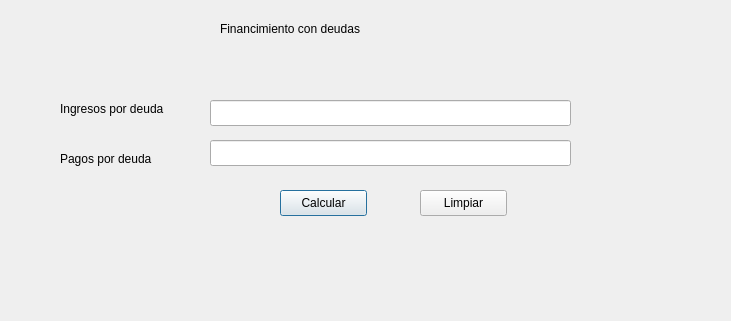
luisAlcides/finanzas2, file view/ui/financiamentoConDeuda.ui: the form before one commit.
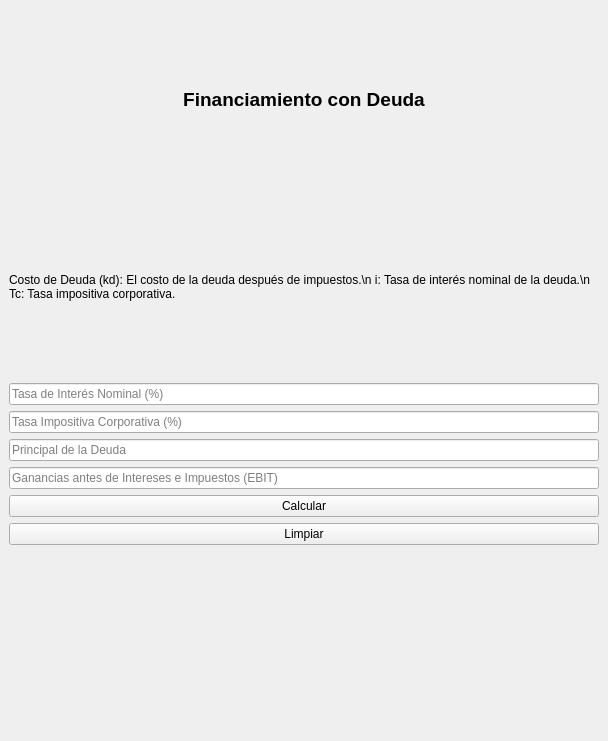
The form after the commit.

Commit message: Financiamiento con acciones comunes

```diff
--- a/view/ui/financiamentoConDeuda.ui
+++ b/view/ui/financiamentoConDeuda.ui
@@ -1,7 +1,7 @@
 <?xml version="1.0" encoding="UTF-8"?>
 <ui version="4.0">
- <class>Dialog</class>
- <widget class="QDialog" name="Dialog">
+ <class>MainWindow</class>
+ <widget class="QMainWindow" name="MainWindow">
   <property name="windowModality">
    <enum>Qt::ApplicationModal</enum>
   </property>
@@ -9,110 +9,97 @@
    <rect>
     <x>0</x>
     <y>0</y>
-    <width>731</width>
-    <height>321</height>
+    <width>608</width>
+    <height>741</height>
    </rect>
   </property>
   <property name="windowTitle">
    <string>Financiamento con deudas</string>
   </property>
-  <widget class="QLabel" name="label">
-   <property name="geometry">
-    <rect>
-     <x>220</x>
-     <y>20</y>
-     <width>241</width>
-     <height>18</height>
-    </rect>
-   </property>
+  <property name="styleSheet">
+   <string notr="true">p{
+	font-size: 16px;
+}</string>
+  </property>
+  <widget class="QWidget" name="centralwidget">
+   <layout class="QVBoxLayout" name="verticalLayout">
+    <item>
+     <widget class="QLabel" name="label_title">
+      <property name="font">
+       <font>
+        <family>Arial</family>
+        <pointsize>14</pointsize>
+        <bold>true</bold>
+       </font>
+      </property>
    <property name="text">
-    <string>Financimiento con deudas</string>
-   </property>
-  </widget>
-  <widget class="QLabel" name="lbl_ingresos">
-   <property name="geometry">
-    <rect>
-     <x>60</x>
-     <y>100</y>
-     <width>151</width>
-     <height>18</height>
-    </rect>
-   </property>
+       <string>Financiamiento con Deuda</string>
+      </property>
+      <property name="alignment">
+       <set>Qt::AlignCenter</set>
+      </property>
+     </widget>
+    </item>
+    <item>
+     <widget class="QLabel" name="label_explanation">
    <property name="text">
-    <string>Ingresos por deuda</string>
-   </property>
-  </widget>
-  <widget class="QLabel" name="lbl_pagos">
-   <property name="geometry">
-    <rect>
-     <x>60</x>
-     <y>150</y>
-     <width>121</width>
-     <height>18</height>
-    </rect>
-   </property>
-   <property name="text">
-    <string>Pagos por deuda</string>
-   </property>
-  </widget>
-  <widget class="QLineEdit" name="txt_ingresos">
-   <property name="geometry">
-    <rect>
-     <x>210</x>
-     <y>100</y>
-     <width>361</width>
-     <height>26</height>
-    </rect>
-   </property>
-  </widget>
-  <widget class="QLineEdit" name="txt_pagos">
-   <property name="geometry">
-    <rect>
-     <x>210</x>
-     <y>140</y>
-     <width>361</width>
-     <height>26</height>
-    </rect>
-   </property>
-  </widget>
+       <string>Costo de Deuda (kd): El costo de la deuda después de impuestos.\n i: Tasa de interés nominal de la deuda.\n Tc: Tasa impositiva corporativa.</string>
+      </property>
+      <property name="wordWrap">
+       <bool>true</bool>
+      </property>
+     </widget>
+    </item>
+    <item>
+     <widget class="QLineEdit" name="lineEdit_interestRate">
+      <property name="placeholderText">
+       <string>Tasa de Interés Nominal (%)</string>
+      </property>
+     </widget>
+    </item>
+    <item>
+     <widget class="QLineEdit" name="lineEdit_taxRate">
+      <property name="placeholderText">
+       <string>Tasa Impositiva Corporativa (%)</string>
+      </property>
+     </widget>
+    </item>
+    <item>
+     <widget class="QLineEdit" name="lineEdit_debtPrincipal">
+      <property name="placeholderText">
+       <string>Principal de la Deuda</string>
+      </property>
+     </widget>
+    </item>
+    <item>
+     <widget class="QLineEdit" name="lineEdit_ebit">
+      <property name="placeholderText">
+       <string>Ganancias antes de Intereses e Impuestos (EBIT)</string>
+      </property>
+     </widget>
+    </item>
+    <item>
   <widget class="QPushButton" name="btn_calcular">
-   <property name="geometry">
-    <rect>
-     <x>280</x>
-     <y>190</y>
-     <width>87</width>
-     <height>26</height>
-    </rect>
-   </property>
    <property name="text">
     <string>Calcular</string>
    </property>
   </widget>
-  <widget class="QLabel" name="lbl_response">
-   <property name="geometry">
-    <rect>
-     <x>25</x>
-     <y>260</y>
-     <width>671</width>
-     <height>20</height>
-    </rect>
-   </property>
-   <property name="text">
-    <string/>
-   </property>
-  </widget>
+    </item>
+    <item>
   <widget class="QPushButton" name="btn_limpiar">
-   <property name="geometry">
-    <rect>
-     <x>420</x>
-     <y>190</y>
-     <width>87</width>
-     <height>26</height>
-    </rect>
-   </property>
    <property name="text">
     <string>Limpiar</string>
    </property>
+     </widget>
+    </item>
+    <item>
+     <widget class="QLabel" name="label_result">
+      <property name="text">
+       <string/>
+      </property>
+     </widget>
+    </item>
+   </layout>
   </widget>
  </widget>
  <resources/>
```
Left out of the diff: 2 changed lines with no effect on the pictures. Lines whose indentation alone changed are shown as unchanged. The commit also changes 6 other files.
